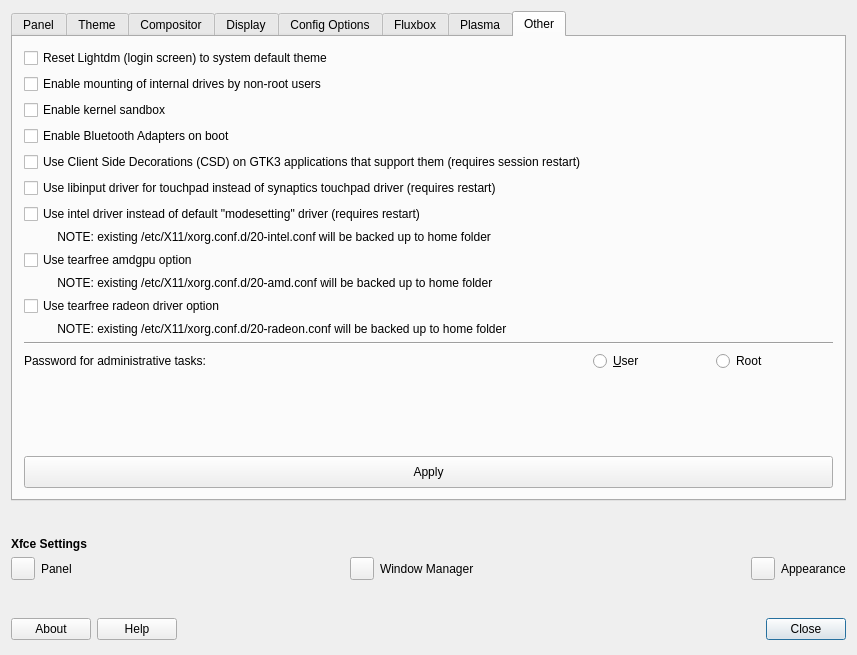
Old version of the form defaultlook.ui in the repository MX-Linux/mx-tweak.
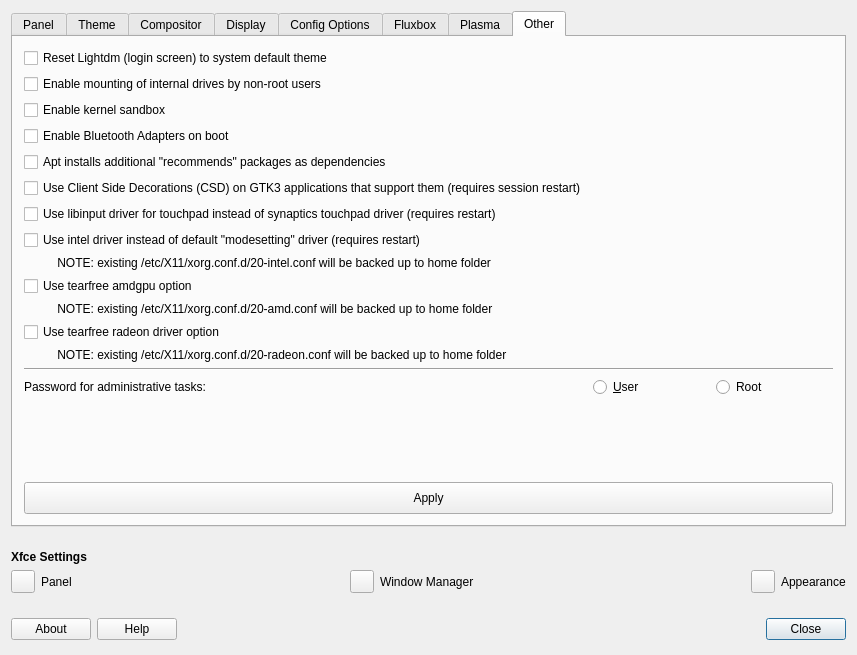
New version of the form. The open tabs and pages were chosen to show the change. Icons and pictures are not drawn.

Commit message: add checkbox and setup for Enable Install Recommends

Diff of the .ui file:
```diff
--- a/defaultlook.ui
+++ b/defaultlook.ui
@@ -149,7 +149,7 @@
       <enum>QTabWidget::North</enum>
      </property>
      <property name="currentIndex">
-      <number>0</number>
+      <number>7</number>
      </property>
      <widget class="QWidget" name="Panel">
       <attribute name="title">
@@ -1602,115 +1602,115 @@
       <layout class="QGridLayout" name="gridLayout_8">
        <item row="0" column="0">
         <layout class="QGridLayout" name="gridLayout_7">
-         <item row="13" column="0">
-          <widget class="QLabel" name="label_11">
+         <item row="1" column="0">
+          <widget class="QCheckBox" name="checkBoxMountInternalDrivesNonRoot">
            <property name="text">
-            <string>Password for administrative tasks:</string>
+            <string>Enable mounting of internal drives by non-root users</string>
+           </property>
+          </widget>
+         </item>
+         <item row="12" column="0">
+          <widget class="QCheckBox" name="checkboxRadeontearfree">
+           <property name="text">
+            <string>Use tearfree radeon driver option</string>
            </property>
           </widget>
          </item>
          <item row="11" column="0" colspan="2">
+          <widget class="QLabel" name="labelamdgpu">
+           <property name="text">
+            <string>          NOTE: existing /etc/X11/xorg.conf.d/20-amd.conf will be backed up to home folder</string>
+           </property>
+          </widget>
+         </item>
+         <item row="13" column="0" colspan="2">
           <widget class="QLabel" name="labelradeon">
            <property name="text">
             <string>          NOTE: existing /etc/X11/xorg.conf.d/20-radeon.conf will be backed up to home folder</string>
            </property>
           </widget>
          </item>
-         <item row="13" column="1">
-          <widget class="QRadioButton" name="radioSudoUser">
-           <property name="text">
-            <string>&amp;User</string>
-           </property>
-          </widget>
-         </item>
-         <item row="10" column="0">
-          <widget class="QCheckBox" name="checkboxRadeontearfree">
-           <property name="text">
-            <string>Use tearfree radeon driver option</string>
-           </property>
-          </widget>
-         </item>
-         <item row="7" column="0" colspan="2">
-          <widget class="QLabel" name="labelIntel">
-           <property name="text">
-            <string>          NOTE: existing /etc/X11/xorg.conf.d/20-intel.conf will be backed up to home folder</string>
-           </property>
-          </widget>
-         </item>
-         <item row="8" column="0">
-          <widget class="QCheckBox" name="checkboxAMDtearfree">
-           <property name="text">
-            <string>Use tearfree amdgpu option</string>
-           </property>
-          </widget>
-         </item>
-         <item row="4" column="0">
+         <item row="5" column="0">
           <widget class="QCheckBox" name="checkBoxCSD">
            <property name="text">
             <string>Use Client Side Decorations (CSD) on GTK3 applications that support them (requires session restart)</string>
            </property>
           </widget>
          </item>
-         <item row="12" column="0" colspan="3">
-          <widget class="Line" name="line_2">
-           <property name="orientation">
-            <enum>Qt::Horizontal</enum>
-           </property>
-          </widget>
-         </item>
-         <item row="15" column="0" colspan="3">
-          <widget class="QPushButton" name="ButtonApplyEtc">
-           <property name="minimumSize">
-            <size>
-             <width>0</width>
-             <height>32</height>
-            </size>
+         <item row="3" column="0">
+          <widget class="QCheckBox" name="checkBoxbluetoothAutoEnable">
+           <property name="toolTip">
+            <string>&lt;html&gt;&lt;head/&gt;&lt;body&gt;&lt;p&gt;requires reboot&lt;/p&gt;&lt;/body&gt;&lt;/html&gt;</string>
            </property>
            <property name="text">
-            <string>Apply</string>
-           </property>
-           <property name="icon">
-            <iconset theme="dialog-ok">
-             <normaloff>.</normaloff>.</iconset>
+            <string>Enable Bluetooth Adapters on boot</string>
            </property>
           </widget>
          </item>
          <item row="9" column="0" colspan="2">
-          <widget class="QLabel" name="labelamdgpu">
+          <widget class="QLabel" name="labelIntel">
            <property name="text">
-            <string>          NOTE: existing /etc/X11/xorg.conf.d/20-amd.conf will be backed up to home folder</string>
+            <string>          NOTE: existing /etc/X11/xorg.conf.d/20-intel.conf will be backed up to home folder</string>
            </property>
           </widget>
          </item>
-         <item row="2" column="0">
-          <widget class="QCheckBox" name="checkBoxSandbox">
-           <property name="text">
-            <string>Enable kernel sandbox</string>
-           </property>
-          </widget>
-         </item>
-         <item row="5" column="0" colspan="2">
+         <item row="7" column="0" colspan="2">
           <widget class="QCheckBox" name="checkBoxlibinput">
            <property name="text">
             <string>Use libinput driver for touchpad instead of synaptics touchpad driver (requires restart)</string>
            </property>
           </widget>
          </item>
-         <item row="13" column="2">
-          <widget class="QRadioButton" name="radioSudoRoot">
+         <item row="15" column="0">
+          <widget class="QLabel" name="label_11">
            <property name="text">
-            <string>Root</string>
+            <string>Password for administrative tasks:</string>
            </property>
           </widget>
          </item>
-         <item row="6" column="0">
+         <item row="15" column="1">
+          <widget class="QRadioButton" name="radioSudoUser">
+           <property name="text">
+            <string>&amp;User</string>
+           </property>
+          </widget>
+         </item>
+         <item row="8" column="0">
           <widget class="QCheckBox" name="checkboxIntelDriver">
            <property name="text">
             <string>Use intel driver instead of default &quot;modesetting&quot; driver (requires restart)</string>
            </property>
           </widget>
          </item>
+         <item row="10" column="0">
+          <widget class="QCheckBox" name="checkboxAMDtearfree">
+           <property name="text">
+            <string>Use tearfree amdgpu option</string>
+           </property>
+          </widget>
+         </item>
+         <item row="0" column="0">
+          <widget class="QCheckBox" name="checkBoxLightdmReset">
+           <property name="text">
+            <string>Reset Lightdm (login screen) to system default theme</string>
+           </property>
+          </widget>
+         </item>
+         <item row="15" column="2">
+          <widget class="QRadioButton" name="radioSudoRoot">
+           <property name="text">
+            <string>Root</string>
+           </property>
+          </widget>
+         </item>
          <item row="14" column="0" colspan="3">
+          <widget class="Line" name="line_2">
+           <property name="orientation">
+            <enum>Qt::Horizontal</enum>
+           </property>
+          </widget>
+         </item>
+         <item row="16" column="0" colspan="3">
           <spacer name="verticalSpacer_6">
            <property name="orientation">
             <enum>Qt::Vertical</enum>
@@ -1723,27 +1723,34 @@
            </property>
           </spacer>
          </item>
-         <item row="0" column="0">
-          <widget class="QCheckBox" name="checkBoxLightdmReset">
+         <item row="2" column="0">
+          <widget class="QCheckBox" name="checkBoxSandbox">
            <property name="text">
-            <string>Reset Lightdm (login screen) to system default theme</string>
+            <string>Enable kernel sandbox</string>
            </property>
           </widget>
          </item>
-         <item row="1" column="0">
-          <widget class="QCheckBox" name="checkBoxMountInternalDrivesNonRoot">
+         <item row="17" column="0" colspan="3">
+          <widget class="QPushButton" name="ButtonApplyEtc">
+           <property name="minimumSize">
+            <size>
+             <width>0</width>
+             <height>32</height>
+            </size>
+           </property>
            <property name="text">
-            <string>Enable mounting of internal drives by non-root users</string>
+            <string>Apply</string>
            </property>
+           <property name="icon">
+            <iconset theme="dialog-ok">
+             <normaloff>.</normaloff>.</iconset>
+           </property>
           </widget>
          </item>
-         <item row="3" column="0">
-          <widget class="QCheckBox" name="checkBoxbluetoothAutoEnable">
-           <property name="toolTip">
-            <string>&lt;html&gt;&lt;head/&gt;&lt;body&gt;&lt;p&gt;requires reboot&lt;/p&gt;&lt;/body&gt;&lt;/html&gt;</string>
-           </property>
+         <item row="4" column="0">
+          <widget class="QCheckBox" name="checkBoxInstallRecommends">
            <property name="text">
-            <string>Enable Bluetooth Adapters on boot</string>
+            <string>Apt installs additional &quot;recommends&quot; packages as dependencies</string>
            </property>
           </widget>
          </item>
```
The commit also changes 1 other file.
